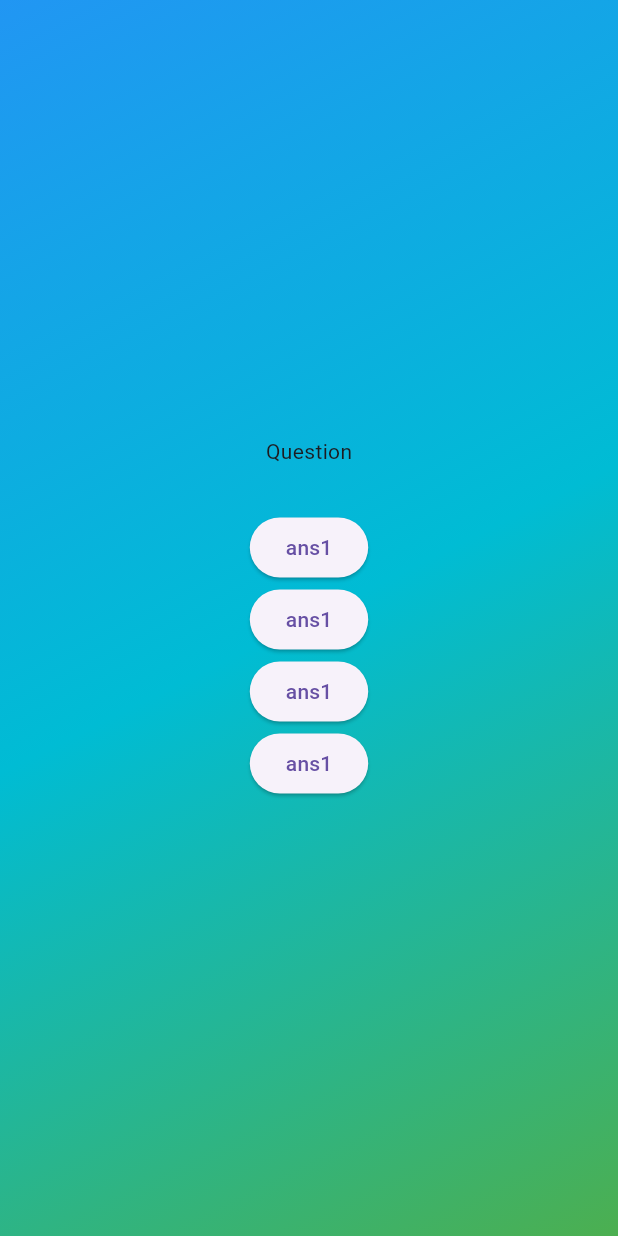
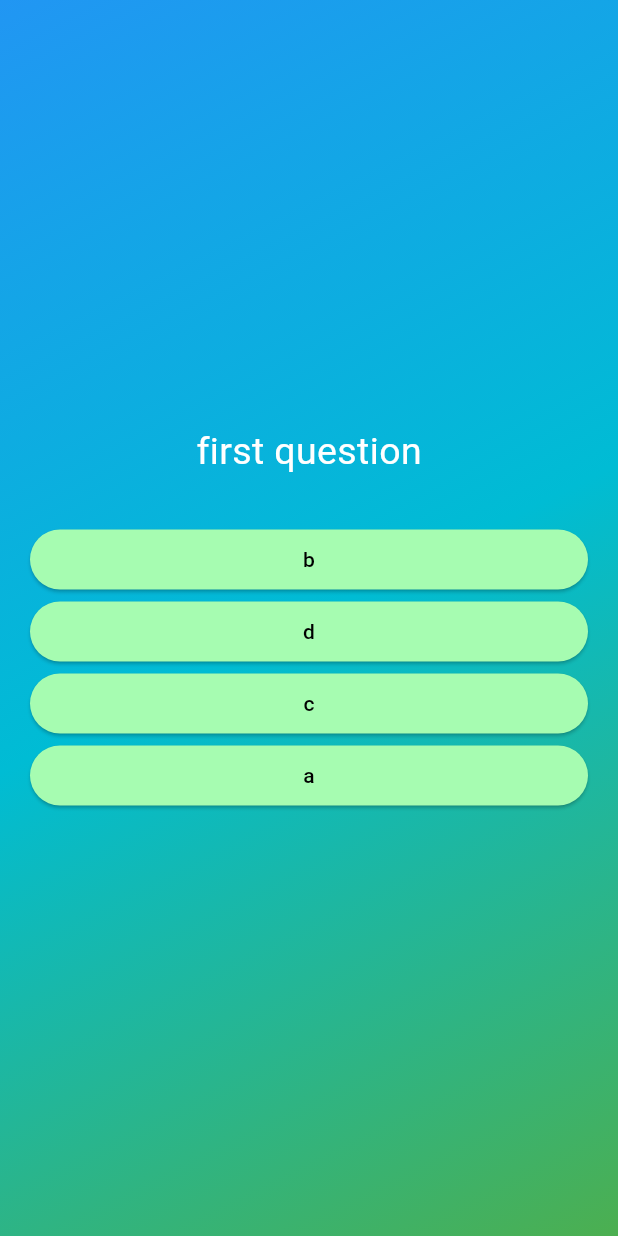
Before and after one commit to Indrajit-Banerjee7/QuizeApp, a Flutter app: the screen it shows after launch, after a tap on "Start Quiz", on a phone screen of 412 x 824 dp. Run offline on Flutter 3.47's test engine with Material 3 defaults, Android fonts, the phone set to English and light mode, and no system bars.

Commit message:
made several changes

```diff
--- /dev/null
+++ b/lib/answer_button.dart
@@ -0,0 +1,20 @@
+import 'package:flutter/material.dart';
+// import 'package:flutter/widgets.dart';
+
+class AnswerButton extends StatelessWidget {
+  const AnswerButton(this.function, this.opstion, {super.key});
+  final String opstion;
+  final Function() function;
+  @override
+  Widget build(BuildContext context) {
+    return ElevatedButton(
+      onPressed: function,
+      style: ElevatedButton.styleFrom(
+        foregroundColor: Colors.black,
+        backgroundColor: const Color.fromARGB(255, 166, 252, 177),
+        padding: const EdgeInsets.symmetric(vertical: 10 , horizontal: 40),
+      ),
+      child: Text(opstion),
+      );
+  }
+}
--- a/lib/data/questionsdata.dart
+++ b/lib/data/questionsdata.dart
@@ -2,7 +2,7 @@ import 'package:quize_app/modles/quiz_questions.dart';
 
 const  quetions = [
   QuizQuestions('first question', ['a' , 'b' , 'c' , 'd']),
-  QuizQuestions('second question', ['a' , 'b' , 'c' , 'd']),
+  QuizQuestions('second question', ['a1' , 'b' , 'c' , 'd']),
   QuizQuestions('third question', ['a' , 'b' , 'c' , 'd']),
 
 ];
--- a/lib/modles/quiz_questions.dart
+++ b/lib/modles/quiz_questions.dart
@@ -4,4 +4,10 @@ class QuizQuestions {
 
   final String text ;
   final List<String> answers ;
+
+  List<String> suffeledans(){
+    final dublicatedans = List.of(answers);
+    dublicatedans.shuffle();
+    return dublicatedans ;
+  }
 }
--- a/lib/questions_screen.dart
+++ b/lib/questions_screen.dart
@@ -1,27 +1,63 @@
 import 'package:flutter/material.dart';
+import 'package:quize_app/answer_button.dart';
+import 'package:quize_app/data/questionsdata.dart';
+//import 'package:quize_app/quiz.dart';
 
 class QuestionScreen extends StatefulWidget {
-  const QuestionScreen({super.key});
+  const QuestionScreen(this.onSlectAns, {super.key});
+
+  final void Function(String ans) onSlectAns;
+
   @override
   State<StatefulWidget> createState() {
     return _QestionScreenState();
   }
 }
 
-class _QestionScreenState extends State<QuestionScreen>{
+class _QestionScreenState extends State<QuestionScreen> {
+  var count = 0;
+
+  void ansTap(String ansString) {
+
+    widget.onSlectAns(ansString);
+    setState(() {
+      count++;
+    });
+  }
+
   @override
   Widget build(BuildContext context) {
-   return Center(
+    var currentQ = quetions[count];
+
+    return Container(
+      margin: const EdgeInsets.all(20),
+      child: Center(
         child: Column(
           mainAxisSize: MainAxisSize.min,
+          crossAxisAlignment: CrossAxisAlignment.stretch,
           children: [
-        const Text('Question'),
-        const SizedBox(height: 30,),
-        ElevatedButton(onPressed: () {}, child: const Text('ans1')),
-        ElevatedButton(onPressed: () {}, child: const Text('ans1')),
-        ElevatedButton(onPressed: () {}, child: const Text('ans1')),
-        ElevatedButton(onPressed: () {}, child: const Text('ans1')),
+            Center(
+              child: Text(
+                currentQ.text,
+                //styling have to be added
+                style: const TextStyle(
+                  color: Colors.white,
+                  fontSize: 25,
+                ),
+              ),
+            ),
+            const SizedBox(
+              height: 30,
+            ),
+            ...currentQ.suffeledans().map(
+              (item) {
+                return AnswerButton(() {
+                  ansTap(item);
+                }, item);
+              },
+            ),
           ],
+        ),
       ),
     );
   }
--- a/lib/quiz.dart
+++ b/lib/quiz.dart
@@ -2,6 +2,8 @@
 import 'package:flutter/material.dart';
 import 'package:quize_app/questions_screen.dart';
 import 'package:quize_app/start_screen.dart';
+import 'package:quize_app/data/questionsdata.dart';
+import 'package:quize_app/rest_screen.dart';
 
 
 
@@ -16,6 +18,8 @@ class Quiz extends StatefulWidget {
 class _QuizeState extends State<Quiz> {
 
   Widget? activescreen ;
+  final List<String> anslist = [] ;
+
 
   @override
   void initState() {
@@ -25,9 +29,20 @@ class _QuizeState extends State<Quiz> {
 
   void setscreen (){
     setState(() {
-      activescreen = const QuestionScreen() ;
+      activescreen = QuestionScreen(getAns) ;
     });
   }
+
+  void getAns(String ans){
+    anslist.add(ans);
+    //print(anslist);
+    if(anslist.length>=quetions.length){
+      setState(() {
+        activescreen = const ResultScreen() ;
+      });
+    }
+  }
+
 
   @override
   Widget build(BuildContext context) {
--- /dev/null
+++ b/lib/rest_screen.dart
@@ -0,0 +1,9 @@
+import 'package:flutter/material.dart';
+
+class ResultScreen extends StatelessWidget{
+  const ResultScreen({super.key});
+  @override
+  Widget build(BuildContext context) {
+    return const Center(child: Text("result"));
+  }
+}
```
Lines whose indentation alone changed are shown as unchanged.
